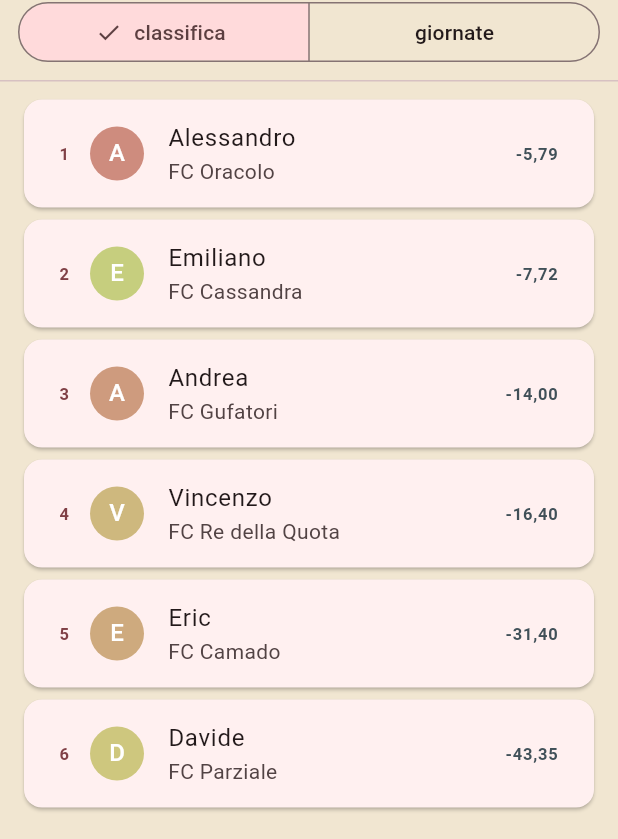
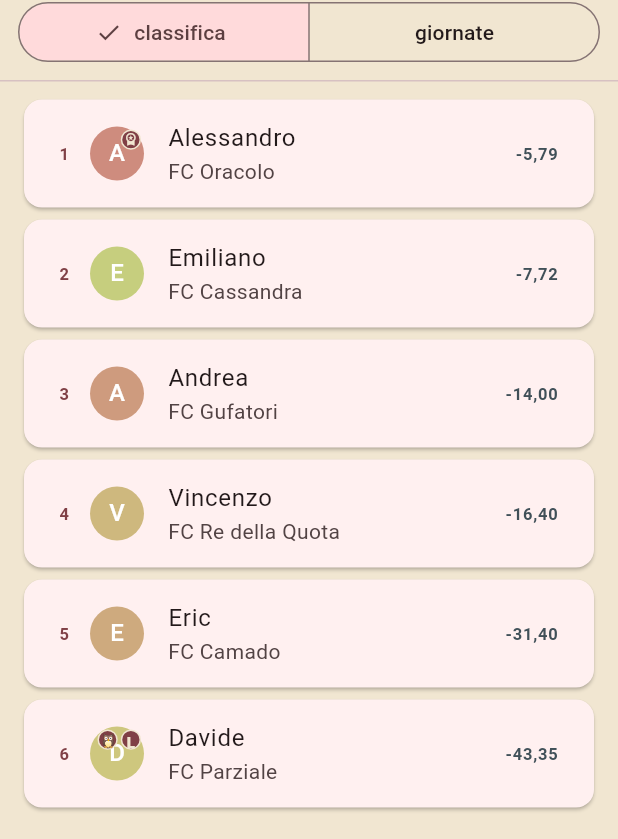
Before and after one commit to emilianocorbianco-cass/cassandra, a Flutter app: the screen it shows after launch, item 2 of the bottom bar chosen, on a phone screen of 412 x 824 dp. Shown: the part 190-1029 px from the top of the screen. Run offline on Flutter 3.47's test engine with Material 3 defaults, Android fonts, the phone set to English and light mode, and no system bars; Roboto replaces fonts that are missing (Avenir).

Commit message:
feat: badges (crown/eyes/loser/owl) overlay on avatars

```diff
--- /dev/null
+++ b/cassandra/lib/features/badges/badge_engine.dart
@@ -0,0 +1,71 @@
+import '../group/models/group_member.dart';
+import '../predictions/models/pick_option.dart';
+import '../predictions/models/prediction_match.dart';
+import '../scoring/models/match_outcome.dart';
+import '../scoring/models/score_breakdown.dart';
+import 'models/badge_type.dart';
+
+class CassandraBadgeEngine {
+  static List<BadgeType> badgesForGroupMatchday({
+    required GroupMember member,
+    required int rank, // 1-based
+    required int totalPlayers,
+    required List<PredictionMatch> matches,
+    required Map<String, PickOption> picksByMatchId,
+    required Map<String, MatchOutcome> outcomesByMatchId,
+    required DayScoreBreakdown day,
+  }) {
+    final badges = <BadgeType>[];
+
+    // 👑 primo del gruppo
+    if (rank == 1) badges.add(BadgeType.crown);
+
+    // L ultimo del gruppo (solo se >1 giocatore)
+    if (totalPlayers > 1 && rank == totalPlayers) badges.add(BadgeType.loser);
+
+    // 👁️ 10/10 esatti
+    if (day.correctCount == 10) badges.add(BadgeType.eyes);
+
+    // 🦉 gufata sulla squadra del cuore
+    if (_isOwl(member, matches, picksByMatchId, outcomesByMatchId)) {
+      badges.add(BadgeType.owl);
+    }
+
+    badges.sort((a, b) => a.priority.compareTo(b.priority));
+    return badges;
+  }
+
+  static bool _isOwl(
+    GroupMember member,
+    List<PredictionMatch> matches,
+    Map<String, PickOption> picksByMatchId,
+    Map<String, MatchOutcome> outcomesByMatchId,
+  ) {
+    final fav = member.favoriteTeam;
+    if (fav == null || fav.trim().isEmpty) return false;
+
+    final favLower = fav.trim().toLowerCase();
+
+    for (final m in matches) {
+      final isHome = m.homeTeam.toLowerCase() == favLower;
+      final isAway = m.awayTeam.toLowerCase() == favLower;
+
+      if (!isHome && !isAway) continue;
+
+      final pick = picksByMatchId[m.id] ?? PickOption.none;
+      final outcome = outcomesByMatchId[m.id] ?? MatchOutcome.voided;
+
+      if (outcome.isVoided) continue;
+
+      // “dai per vincente” → contiamo solo singola 1 o 2
+      if (isHome && pick == PickOption.home && outcome == MatchOutcome.away) {
+        return true;
+      }
+      if (isAway && pick == PickOption.away && outcome == MatchOutcome.home) {
+        return true;
+      }
+    }
+
+    return false;
+  }
+}
--- /dev/null
+++ b/cassandra/lib/features/badges/widgets/avatar_with_badges.dart
@@ -0,0 +1,113 @@
+import 'package:flutter/material.dart';
+import '../../../app/theme/cassandra_colors.dart';
+import '../models/badge_type.dart';
+
+class AvatarWithBadges extends StatelessWidget {
+  final String text;
+  final Color backgroundColor;
+  final double radius;
+  final List<BadgeType> badges;
+
+  const AvatarWithBadges({
+    super.key,
+    required this.text,
+    required this.backgroundColor,
+    required this.badges,
+    this.radius = 18,
+  });
+
+  @override
+  Widget build(BuildContext context) {
+    final sorted = badges.toList()
+      ..sort((a, b) => a.priority.compareTo(b.priority));
+    final visible = sorted.take(2).toList(); // per ora max 2 badge visibili
+
+    final bubbleSize = (radius * 0.75).clamp(12.0, 16.0);
+
+    return SizedBox(
+      width: radius * 2,
+      height: radius * 2,
+      child: Stack(
+        children: [
+          CircleAvatar(
+            radius: radius,
+            backgroundColor: backgroundColor,
+            child: Text(text, style: const TextStyle(color: Colors.white)),
+          ),
+          if (visible.isNotEmpty)
+            Positioned(
+              top: 2,
+              left: 2,
+              right: 2,
+              child: Row(
+                mainAxisAlignment: MainAxisAlignment.end,
+                children: [
+                  for (int i = 0; i < visible.length; i++)
+                    Padding(
+                      padding: EdgeInsets.only(left: i == 0 ? 0 : 2),
+                      child: Tooltip(
+                        message: visible[i].titleIt,
+                        child: _BadgeBubble(type: visible[i], size: bubbleSize),
+                      ),
+                    ),
+                ],
+              ),
+            ),
+        ],
+      ),
+    );
+  }
+}
+
+class _BadgeBubble extends StatelessWidget {
+  final BadgeType type;
+  final double size;
+
+  const _BadgeBubble({required this.type, required this.size});
+
+  @override
+  Widget build(BuildContext context) {
+    Widget child;
+    switch (type) {
+      case BadgeType.crown:
+        child = Icon(
+          Icons.workspace_premium,
+          size: size * 0.7,
+          color: CassandraColors.bg,
+        );
+        break;
+      case BadgeType.eyes:
+        child = Icon(
+          Icons.remove_red_eye,
+          size: size * 0.7,
+          color: CassandraColors.bg,
+        );
+        break;
+      case BadgeType.owl:
+        child = Text('🦉', style: TextStyle(fontSize: size * 0.7));
+        break;
+      case BadgeType.loser:
+        child = Text(
+          'L',
+          style: TextStyle(
+            fontSize: size * 0.75,
+            fontWeight: FontWeight.w800,
+            color: CassandraColors.bg,
+          ),
+        );
+        break;
+    }
+
+    return Container(
+      width: size,
+      height: size,
+      alignment: Alignment.center,
+      decoration: BoxDecoration(
+        color: CassandraColors.primary,
+        shape: BoxShape.circle,
+        border: Border.all(color: CassandraColors.bg, width: 1),
+      ),
+      child: child,
+    );
+  }
+}
--- a/cassandra/lib/features/group/group_page.dart
+++ b/cassandra/lib/features/group/group_page.dart
@@ -1,3 +1,6 @@
+import '../badges/badge_engine.dart';
+import '../badges/widgets/avatar_with_badges.dart';
+
 import 'package:flutter/material.dart';
 
 import '../../app/theme/cassandra_colors.dart';
@@ -91,6 +94,17 @@ class _GroupPageState extends State<GroupPage> {
                       itemCount: _entries.length,
                       itemBuilder: (context, i) {
                         final e = _entries[i];
+                        final badges =
+                            CassandraBadgeEngine.badgesForGroupMatchday(
+                              member: e.member,
+                              rank: i + 1,
+                              totalPlayers: _entries.length,
+                              matches: _matches,
+                              picksByMatchId: e.picksByMatchId,
+                              outcomesByMatchId: _outcomes,
+                              day: e.day,
+                            );
+
                         final pts = formatOdds(e.day.total);
 
                         return Card(
@@ -124,19 +138,15 @@ class _GroupPageState extends State<GroupPage> {
                                     ),
                                   ),
                                   const SizedBox(width: 6),
-                                  CircleAvatar(
-                                    radius: 18, // 36px di diametro
+                                  AvatarWithBadges(
+                                    radius: 18,
                                     backgroundColor: _avatarColorFromSeed(
                                       e.member.avatarSeed,
                                     ),
-                                    child: Text(
-                                      e.member.displayName
-                                          .substring(0, 1)
-                                          .toUpperCase(),
-                                      style: const TextStyle(
-                                        color: Colors.white,
-                                      ),
-                                    ),
+                                    text: e.member.displayName
+                                        .substring(0, 1)
+                                        .toUpperCase(),
+                                    badges: badges,
                                   ),
                                 ],
                               ),
--- a/cassandra/lib/features/group/models/group_member.dart
+++ b/cassandra/lib/features/group/models/group_member.dart
@@ -6,10 +6,14 @@ class GroupMember {
   /// Seed per generare colore avatar in modo deterministico
   final int avatarSeed;
 
+  /// Squadra del cuore (per badge 🦉)
+  final String? favoriteTeam;
+
   const GroupMember({
     required this.id,
     required this.displayName,
     required this.teamName,
     required this.avatarSeed,
+    this.favoriteTeam,
   });
 }
```
Also changed, not shown: cassandra/lib/features/badges/models/badge_type.dart (added, +35 -0 lines), cassandra/lib/features/group/mock_group_data.dart (+13 -12 lines), cassandra/lib/features/leaderboards/matchday_leaderboard_page.dart (+16 -7 lines), 1 other file.
